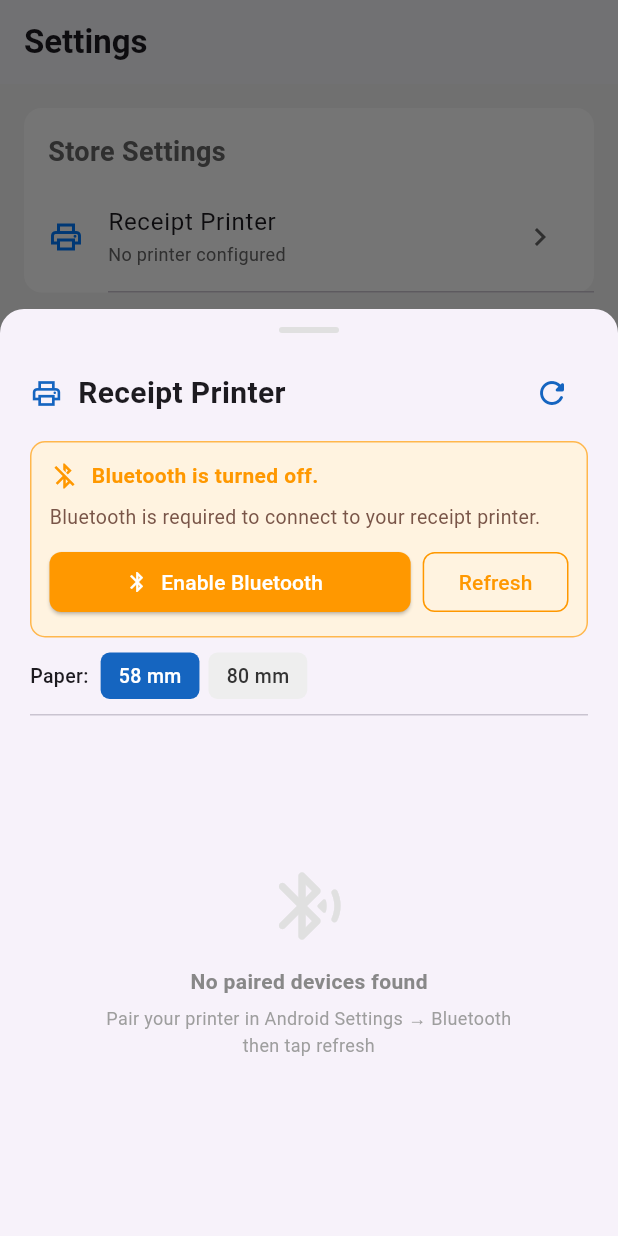
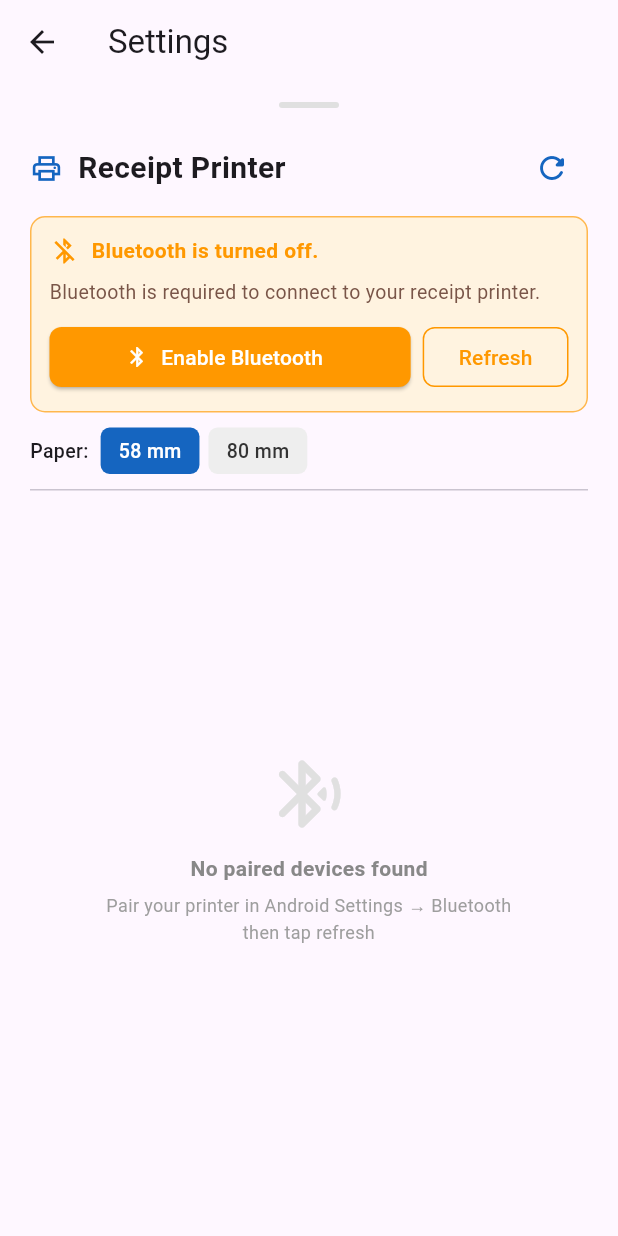
Before and after one commit to araneta/rental-wifi, a Flutter app: the SettingsScreen screen opened directly, after a tap on "Receipt Printer", on a phone screen of 412 x 824 dp. Run offline on Flutter 3.47's test engine with Material 3 defaults, Android fonts, the phone set to English and light mode, and no system bars; our stand-ins replace permission_handler, shared_preferences; missing offline and left inert: app_settings, esc_pos_utils, print_bluetooth_thermal; accounts and stored records are empty.

Commit message:
settings menu

```diff
--- a/apps/rentalwifi/lib/settings_page.dart
+++ b/apps/rentalwifi/lib/settings_page.dart
@@ -5,7 +5,10 @@ import 'package:flutter/material.dart';
 import 'package:app_settings/app_settings.dart' as app_settings;
 import 'package:permission_handler/permission_handler.dart' show openAppSettings;
 import 'package:provider/provider.dart';
+import 'package:shared_preferences/shared_preferences.dart';
 import '../services/printer_service.dart';
+import 'tagihan_page.dart';
+import 'login_page.dart';
 
 class SettingsScreen extends StatefulWidget {
   const SettingsScreen({super.key});
@@ -110,6 +113,11 @@ class _SettingsScreenState extends State<SettingsScreen> with WidgetsBindingObse
       builder: (_) => const _PrinterModal(),
     );
   }
+  void logout() async {
+    SharedPreferences prefs = await SharedPreferences.getInstance();
+    await prefs.remove('token');
+    Navigator.pushReplacement(context, MaterialPageRoute(builder: (_) => LoginPage()));
+  }
 
   // ── Build ─────────────────────────────────────────────────────────────────
 
@@ -125,6 +133,28 @@ class _SettingsScreenState extends State<SettingsScreen> with WidgetsBindingObse
         backgroundColor: Colors.white,
         elevation: 1,
       ),
+      drawer: Drawer(
+		child: ListView(
+		  children: [
+			DrawerHeader(child: Text('Menu', style: TextStyle(fontSize: 24))),
+			ListTile(
+			  leading: Icon(Icons.payment),
+			  title: Text('Tagihan'),
+			  onTap: () => Navigator.pushReplacement(context, MaterialPageRoute(builder: (_) => TagihanPage())),
+			),
+			ListTile(
+			  leading: Icon(Icons.settings),
+			  title: Text('Settings'),
+			  onTap: () => Navigator.pop(context),
+			),
+			ListTile(
+			  leading: Icon(Icons.logout),
+			  title: Text('Logout'),
+			  onTap: logout,
+			),
+		  ],
+		),
+	  ),
       body: ListView(
         padding: const EdgeInsets.all(16),
         children: [
@@ -280,14 +310,18 @@ Future<void> _enableBluetooth() async {
         final printers = devices.where((d) => _likelyPrinter(d.name)).toList();
         final others   = devices.where((d) => !_likelyPrinter(d.name)).toList();
         final conn     = _service.connectedDevice;
+		return Scaffold(
+		  appBar: AppBar(
+			title: const Text('Settings'),
+			leading: IconButton(
+			  icon: const Icon(Icons.arrow_back),
+			  onPressed: () => Navigator.pop(context),
+			),
+		  ),
 
-        return DraggableScrollableSheet(
-          expand: false,
-          initialChildSize: 0.75,
-          maxChildSize: 0.95,
-          builder: (_, scroll) => Padding(
-            padding: const EdgeInsets.fromLTRB(20, 12, 20, 20),
-            child: Column(children: [
+		  body: Padding(
+			padding: const EdgeInsets.fromLTRB(20, 12, 20, 20),
+			child: Column(children: [
               // Handle
               Center(child: Container(width: 40, height: 4,
                   decoration: BoxDecoration(color: Colors.grey[300],
@@ -510,7 +544,7 @@ Future<void> _enableBluetooth() async {
                                 textAlign: TextAlign.center,
                                 style: TextStyle(color: Colors.grey, fontSize: 12)),
                           ]))
-                        : ListView(controller: scroll, children: [
+                        : ListView( children: [
                             ...printers.map((d) => _DeviceTile(
                               device: d,
                               connectedMac: conn?.macAdress,
@@ -529,11 +563,10 @@ Future<void> _enableBluetooth() async {
                             )),
                           ]),
               ),
-            ]),
-          ),
-        );
-      },
-    );
+            ])
+            ));
+
+      } );
   }
 
   Widget _paperBtn(String label, PaperSize size) {
```
